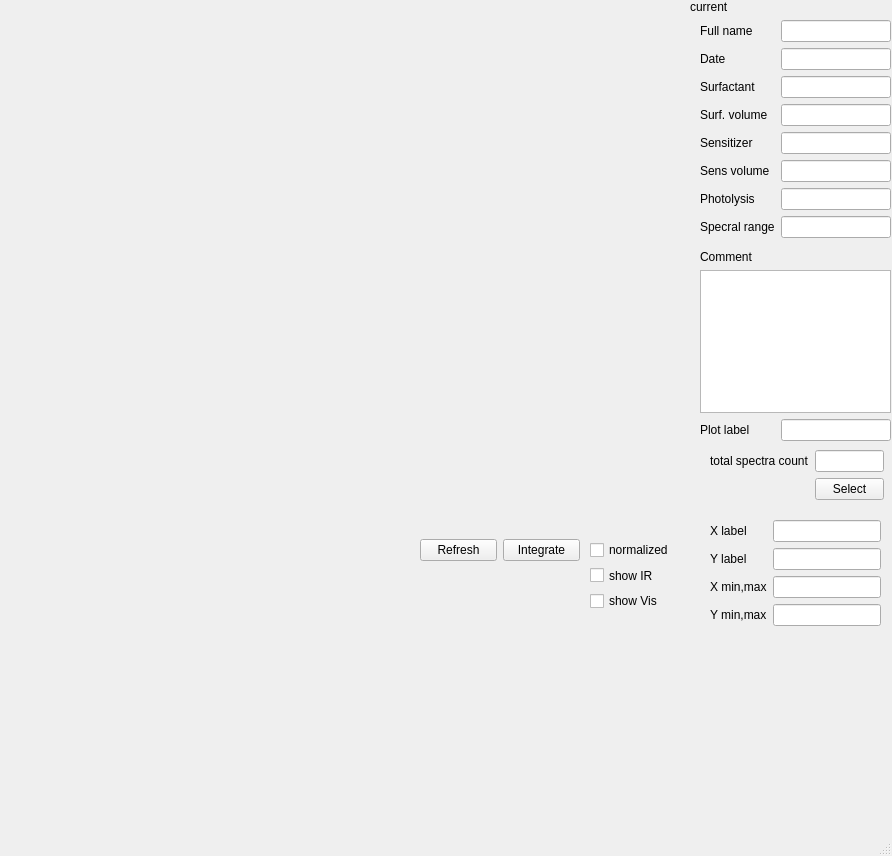
Old version of the form SFGPlot.ui in the repository Darkskald/SFG.
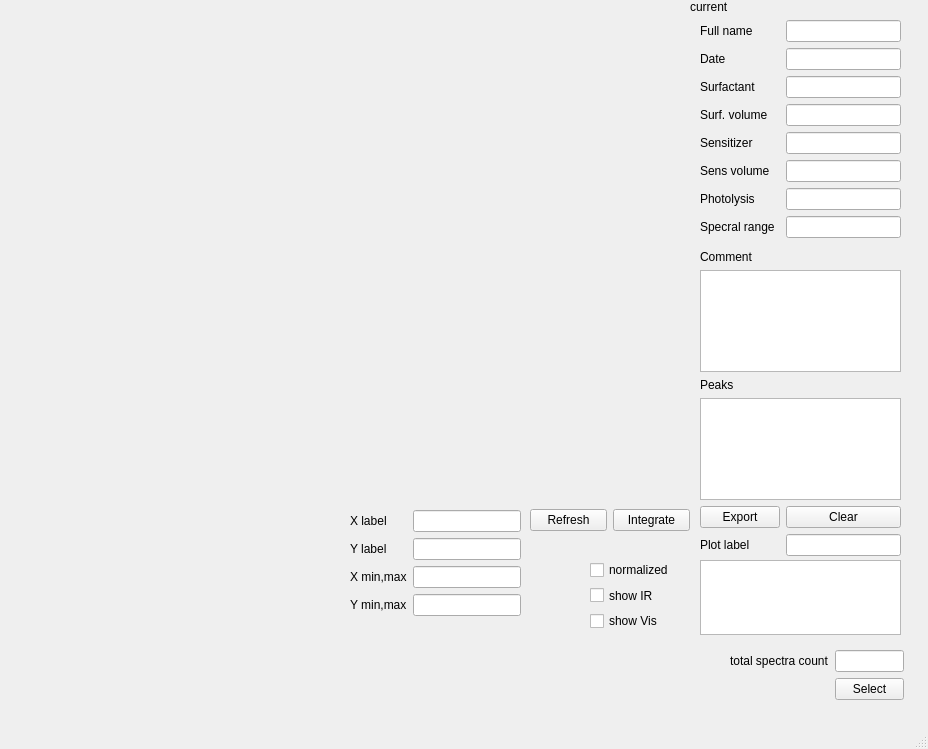
New version of the form.

Commit message: - further improvisation of GUI functionality - re-designed UI basis file in  designer

```diff
--- a/SFGPlot.ui
+++ b/SFGPlot.ui
@@ -6,8 +6,8 @@
    <rect>
     <x>0</x>
     <y>0</y>
-    <width>892</width>
-    <height>856</height>
+    <width>928</width>
+    <height>749</height>
    </rect>
   </property>
   <property name="windowTitle">
@@ -19,8 +19,8 @@
      <rect>
       <x>700</x>
       <y>20</y>
-      <width>191</width>
-      <height>421</height>
+      <width>201</width>
+      <height>536</height>
      </rect>
     </property>
     <layout class="QFormLayout" name="formLayout">
@@ -44,6 +44,13 @@
      <item row="1" column="1">
       <widget class="QLineEdit" name="dateLineEdit"/>
      </item>
+     <item row="2" column="0">
+      <widget class="QLabel" name="surfactantLabel">
+       <property name="text">
+        <string>Surfactant</string>
+       </property>
+      </widget>
+     </item>
      <item row="2" column="1">
       <widget class="QLineEdit" name="surfactantLineEdit"/>
      </item>
@@ -118,23 +125,40 @@
       </widget>
      </item>
      <item row="10" column="0" colspan="2">
-      <widget class="QTextEdit" name="Comment"/>
-     </item>
-     <item row="2" column="0">
-      <widget class="QLabel" name="surfactantLabel">
-       <property name="text">
-        <string>Surfactant</string>
-       </property>
-      </widget>
+      <widget class="QPlainTextEdit" name="Comment"/>
      </item>
      <item row="11" column="0">
+      <widget class="QLabel" name="label_2">
+       <property name="text">
+        <string>Peaks</string>
+       </property>
+      </widget>
+     </item>
+     <item row="12" column="0" colspan="2">
+      <widget class="QTextEdit" name="Peaks"/>
+     </item>
+     <item row="13" column="0">
+      <widget class="QPushButton" name="bExport">
+       <property name="text">
+        <string>Export</string>
+       </property>
+      </widget>
+     </item>
+     <item row="13" column="1">
+      <widget class="QPushButton" name="bClear">
+       <property name="text">
+        <string>Clear</string>
+       </property>
+      </widget>
+     </item>
+     <item row="14" column="0">
       <widget class="QLabel" name="plotLabelLabel">
        <property name="text">
         <string>Plot label</string>
        </property>
       </widget>
      </item>
-     <item row="11" column="1">
+     <item row="14" column="1">
       <widget class="QLineEdit" name="plotLabelLineEdit"/>
      </item>
     </layout>
@@ -155,20 +179,13 @@
    <widget class="QWidget" name="formLayoutWidget_2">
     <property name="geometry">
      <rect>
-      <x>710</x>
-      <y>450</y>
+      <x>730</x>
+      <y>650</y>
       <width>174</width>
       <height>51</height>
      </rect>
     </property>
     <layout class="QFormLayout" name="formLayout_2">
-     <item row="0" column="0">
-      <widget class="QLabel" name="totalSpectraCountLabel">
-       <property name="text">
-        <string>total spectra count</string>
-       </property>
-      </widget>
-     </item>
      <item row="0" column="1">
       <widget class="QLineEdit" name="totalSpectraCountLineEdit"/>
      </item>
@@ -179,6 +196,13 @@
        </property>
       </widget>
      </item>
+     <item row="0" column="0">
+      <widget class="QLabel" name="totalSpectraCountLabel">
+       <property name="text">
+        <string>total spectra count</string>
+       </property>
+      </widget>
+     </item>
     </layout>
    </widget>
    <widget class="QWidget" name="horizontalLayoutWidget">
@@ -200,7 +224,7 @@
     <property name="geometry">
      <rect>
       <x>590</x>
-      <y>540</y>
+      <y>560</y>
       <width>101</width>
       <height>71</height>
      </rect>
@@ -232,22 +256,22 @@
    <widget class="QWidget" name="horizontalLayoutWidget_2">
     <property name="geometry">
      <rect>
-      <x>420</x>
-      <y>530</y>
+      <x>530</x>
+      <y>500</y>
       <width>160</width>
       <height>41</height>
      </rect>
     </property>
     <layout class="QHBoxLayout" name="horizontalLayout_2">
      <item>
-      <widget class="QPushButton" name="pushButton_4">
+      <widget class="QPushButton" name="bRefresh">
        <property name="text">
         <string>Refresh</string>
        </property>
       </widget>
      </item>
      <item>
-      <widget class="QPushButton" name="pushButton_3">
+      <widget class="QPushButton" name="bIntegrate">
        <property name="text">
         <string>Integrate</string>
        </property>
@@ -258,8 +282,8 @@
    <widget class="QWidget" name="formLayoutWidget_3">
     <property name="geometry">
      <rect>
-      <x>710</x>
-      <y>520</y>
+      <x>350</x>
+      <y>510</y>
       <width>171</width>
       <height>111</height>
      </rect>
@@ -307,13 +331,28 @@
      </item>
     </layout>
    </widget>
+   <widget class="QWidget" name="horizontalLayoutWidget_3">
+    <property name="geometry">
+     <rect>
+      <x>700</x>
+      <y>560</y>
+      <width>201</width>
+      <height>75</height>
+     </rect>
+    </property>
+    <layout class="QHBoxLayout" name="horizontalLayout_3">
+     <item>
+      <widget class="QListWidget" name="lSpeclist"/>
+     </item>
+    </layout>
+   </widget>
   </widget>
   <widget class="QMenuBar" name="menubar">
    <property name="geometry">
     <rect>
      <x>0</x>
      <y>0</y>
-     <width>892</width>
+     <width>928</width>
      <height>21</height>
     </rect>
    </property>
```
The commit also changes 1 other file.
